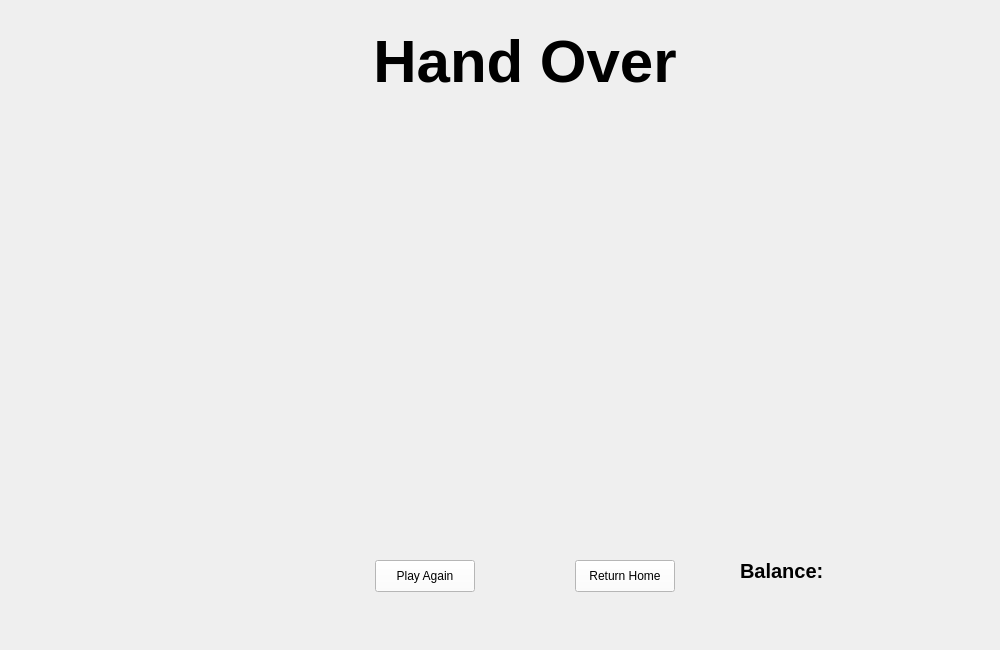
First picture: the form in l.ui, repository jasonpliszak/BlackJackGame_EC327, before the edit.
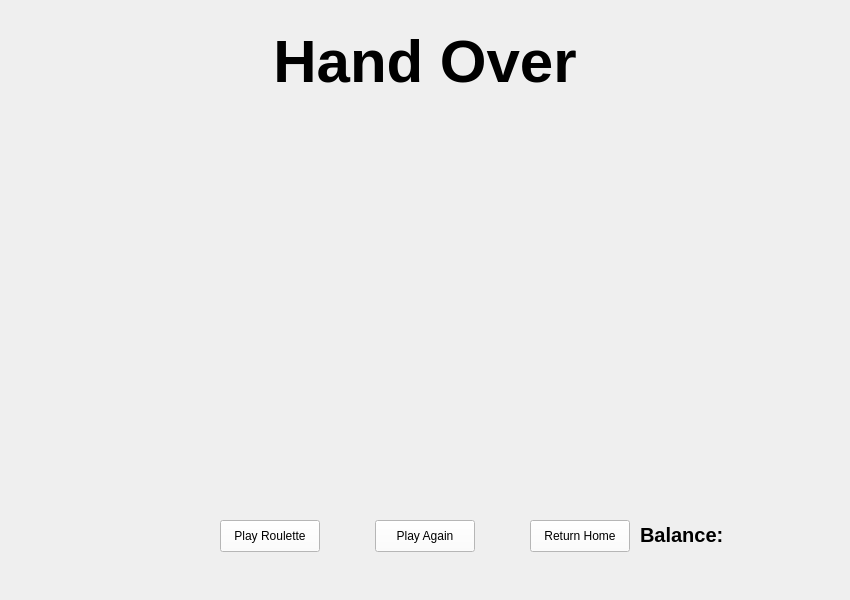
Second picture: the form after the edit.

Diff of the .ui file:
```diff
--- a/l.ui
+++ b/l.ui
@@ -6,8 +6,8 @@
    <rect>
     <x>0</x>
     <y>0</y>
-    <width>1000</width>
-    <height>650</height>
+    <width>850</width>
+    <height>600</height>
    </rect>
   </property>
   <property name="windowTitle">
@@ -17,9 +17,9 @@
    <property name="geometry">
     <rect>
      <x>0</x>
-     <y>10</y>
-     <width>1001</width>
-     <height>651</height>
+     <y>0</y>
+     <width>850</width>
+     <height>600</height>
     </rect>
    </property>
    <property name="autoFillBackground">
@@ -36,7 +36,7 @@
    <property name="geometry">
     <rect>
      <x>375</x>
-     <y>560</y>
+     <y>520</y>
      <width>100</width>
      <height>32</height>
     </rect>
@@ -52,8 +52,8 @@
   <widget class="QPushButton" name="return_Home">
    <property name="geometry">
     <rect>
-     <x>575</x>
-     <y>560</y>
+     <x>530</x>
+     <y>520</y>
      <width>100</width>
      <height>32</height>
     </rect>
@@ -69,7 +69,7 @@
   <widget class="QLabel" name="HandOver">
    <property name="geometry">
     <rect>
-     <x>325</x>
+     <x>225</x>
      <y>30</y>
      <width>400</width>
      <height>61</height>
@@ -95,8 +95,8 @@
   <widget class="QLabel" name="balanceLabel">
    <property name="geometry">
     <rect>
-     <x>740</x>
-     <y>550</y>
+     <x>640</x>
+     <y>514</y>
      <width>171</width>
      <height>41</height>
     </rect>
@@ -114,6 +114,23 @@
     <string>Balance: </string>
    </property>
   </widget>
+  <widget class="QPushButton" name="Play_Roulette">
+   <property name="geometry">
+    <rect>
+     <x>220</x>
+     <y>520</y>
+     <width>100</width>
+     <height>32</height>
+    </rect>
+   </property>
+   <property name="styleSheet">
+    <string notr="true">color: rgb(0, 0, 0);
+background-color: rgb(255, 255, 255);</string>
+   </property>
+   <property name="text">
+    <string>Play Roulette</string>
+   </property>
+  </widget>
  </widget>
  <resources/>
  <connections/>
```
Left out of the diff: 6 changed lines with no effect on the pictures.
